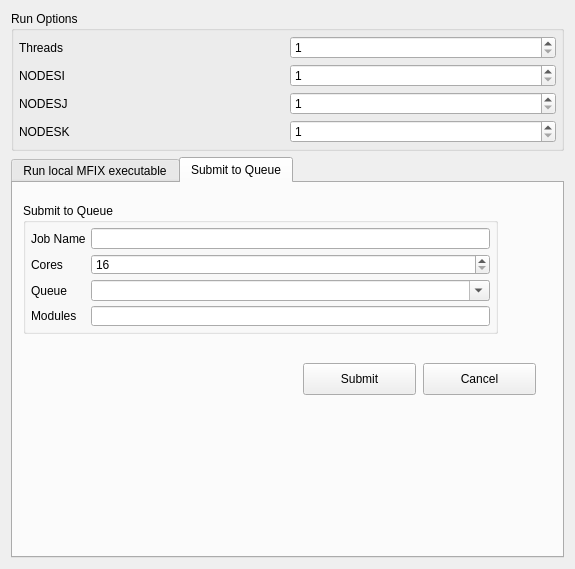
This is gui/uifiles/run_popup.ui in truongd8593/mfix as Qt 5 draws it before an edit. The edited form follows.
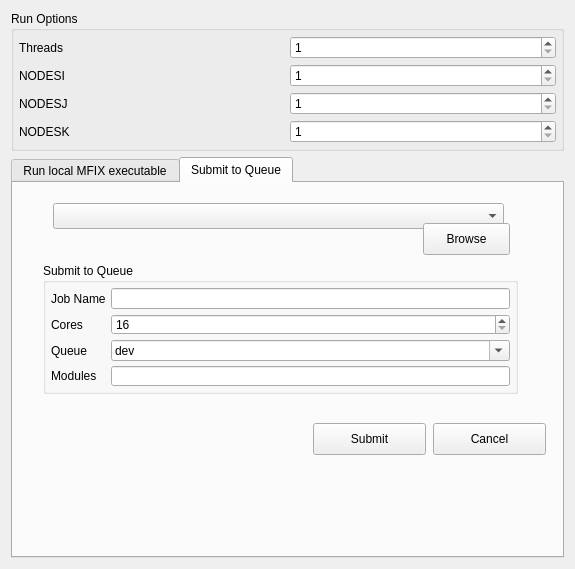
This is the edited form. Custom widgets are drawn as their Qt base class.

Commit message: use tabs on run dialog box

What changed in the file:
```diff
--- a/gui/uifiles/run_popup.ui
+++ b/gui/uifiles/run_popup.ui
@@ -306,8 +306,8 @@
        </property>
        <property name="geometry">
         <rect>
-         <x>10</x>
-         <y>20</y>
+         <x>30</x>
+         <y>80</y>
          <width>475</width>
          <height>131</height>
         </rect>
@@ -396,6 +396,31 @@
           <property name="editable">
            <bool>true</bool>
           </property>
+          <item>
+           <property name="text">
+            <string>dev</string>
+           </property>
+          </item>
+          <item>
+           <property name="text">
+            <string>general</string>
+           </property>
+          </item>
+          <item>
+           <property name="text">
+            <string>int</string>
+           </property>
+          </item>
+          <item>
+           <property name="text">
+            <string>serial</string>
+           </property>
+          </item>
+          <item>
+           <property name="text">
+            <string>short</string>
+           </property>
+          </item>
          </widget>
         </item>
        </layout>
@@ -403,8 +428,8 @@
       <widget class="QPushButton" name="button_queue_submit">
        <property name="geometry">
         <rect>
-         <x>290</x>
-         <y>180</y>
+         <x>300</x>
+         <y>240</y>
          <width>113</width>
          <height>32</height>
         </rect>
@@ -416,14 +441,61 @@
       <widget class="QPushButton" name="button_queue_cancel">
        <property name="geometry">
         <rect>
+         <x>420</x>
+         <y>240</y>
+         <width>113</width>
+         <height>32</height>
+        </rect>
+       </property>
+       <property name="text">
+        <string>Cancel</string>
+       </property>
+      </widget>
+      <widget class="ComboBox" name="combobox_mfix_exe_2">
+       <property name="geometry">
+        <rect>
+         <x>40</x>
+         <y>20</y>
+         <width>451</width>
+         <height>26</height>
+        </rect>
+       </property>
+       <property name="sizePolicy">
+        <sizepolicy hsizetype="Minimum" vsizetype="Preferred">
+         <horstretch>0</horstretch>
+         <verstretch>0</verstretch>
+        </sizepolicy>
+       </property>
+       <property name="focusPolicy">
+        <enum>Qt::TabFocus</enum>
+       </property>
+       <property name="insertPolicy">
+        <enum>QComboBox::InsertAtTop</enum>
+       </property>
+      </widget>
+      <widget class="QPushButton" name="button_browse_exe_2">
+       <property name="geometry">
+        <rect>
          <x>410</x>
-         <y>180</y>
-         <width>113</width>
+         <y>40</y>
+         <width>87</width>
          <height>32</height>
         </rect>
        </property>
+       <property name="sizePolicy">
+        <sizepolicy hsizetype="Maximum" vsizetype="Preferred">
+         <horstretch>0</horstretch>
+         <verstretch>0</verstretch>
+        </sizepolicy>
+       </property>
+       <property name="focusPolicy">
+        <enum>Qt::TabFocus</enum>
+       </property>
+       <property name="toolTip">
+        <string>Browse for MFIX executable</string>
+       </property>
        <property name="text">
-        <string>Cancel</string>
+        <string>Browse</string>
        </property>
       </widget>
      </widget>
```
Left out of the diff: 42 changed lines with no effect on the pictures. The commit also changes 4 other files.
